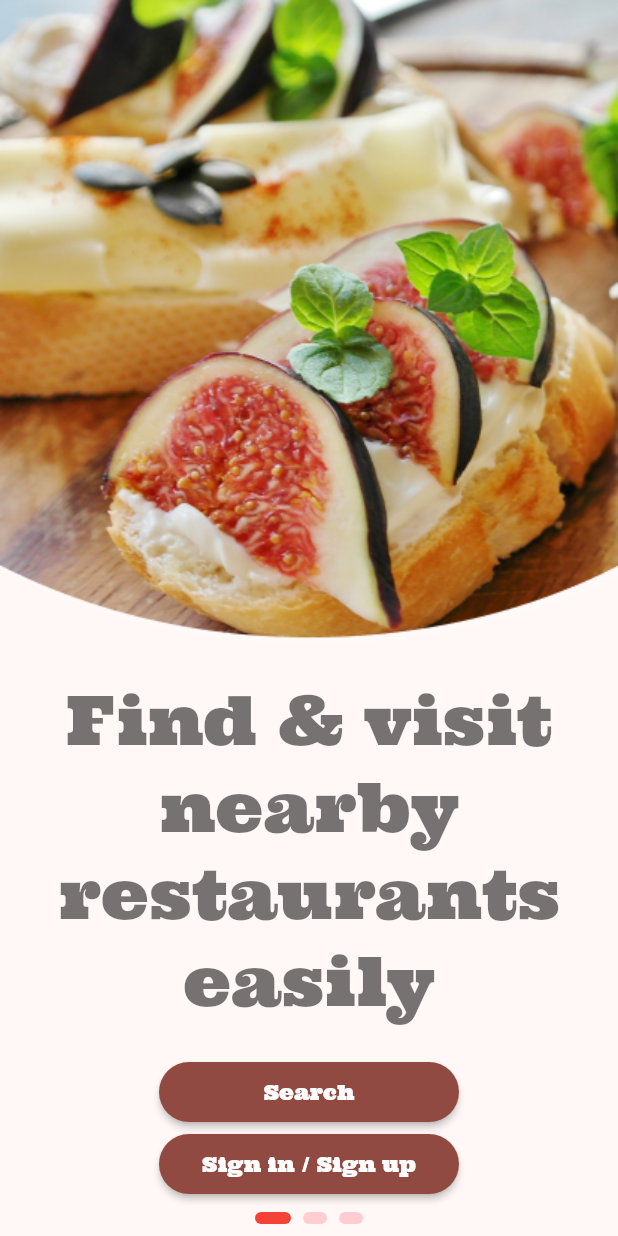
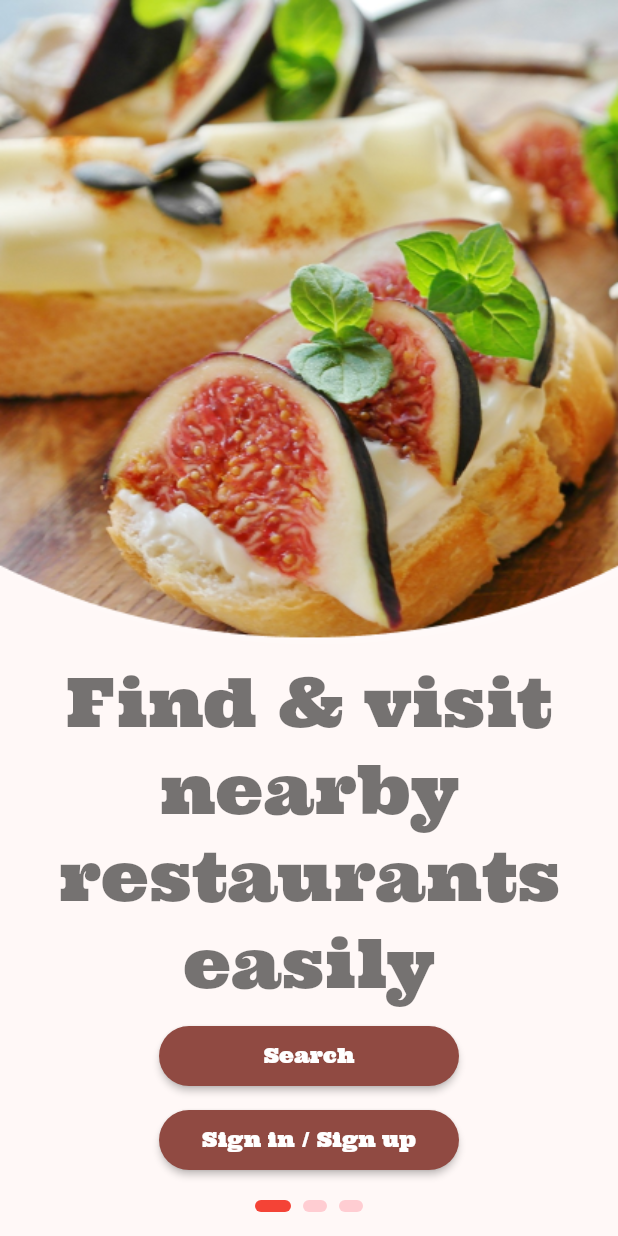
Before and after one commit to siva636/eat, a Flutter app: the screen it shows after launch, on a phone screen of 412 x 824 dp. Run offline on Flutter 3.47's test engine with Material 2 defaults, Android fonts, the phone set to English and light mode, and no system bars.

Commit message:
Onboarding pages made scrollable on small screens

```diff
--- a/lib/src/onboarding/onboarding_actions.dart
+++ b/lib/src/onboarding/onboarding_actions.dart
@@ -1,3 +1,4 @@
+import 'package:eat/src/constants.dart';
 import 'package:flutter/material.dart';
 
 class OnboardingActions extends StatelessWidget {
@@ -12,6 +13,7 @@ class OnboardingActions extends StatelessWidget {
           onPressed: () {},
           child: const Text('Search'),
         ),
+        const SizedBox(height: contentPadding),
         ElevatedButton(
           style: ElevatedButton.styleFrom(fixedSize: const Size(200, 40)),
           onPressed: () {},
--- a/lib/src/onboarding/onboarding_page_1.dart
+++ b/lib/src/onboarding/onboarding_page_1.dart
@@ -10,12 +10,19 @@ class OnboardingPage1 extends StatelessWidget {
 
   @override
   Widget build(BuildContext context) {
-    return Center(
+    return Scaffold(
+      body: LayoutBuilder(
+        builder: (BuildContext context, BoxConstraints viewportConstraints) {
+          return SingleChildScrollView(
+            child: ConstrainedBox(
+              constraints: BoxConstraints(
+                minHeight: viewportConstraints.maxHeight,
+              ),
               child: Column(
+                mainAxisSize: MainAxisSize.min,
                 mainAxisAlignment: MainAxisAlignment.spaceBetween,
                 children: [
                   Image.asset('assets/images/onboarding/onboarding_1.png'),
-          const Spacer(),
                   Padding(
                     padding: const EdgeInsets.all(contentPadding),
                     child: Text(
@@ -24,11 +31,14 @@ class OnboardingPage1 extends StatelessWidget {
                       textAlign: TextAlign.center,
                     ),
                   ),
-          const Spacer(),
                   const OnboardingActions(),
                   PageIndicator(currentPage),
                 ],
               ),
+            ),
+          );
+        },
+      ),
     );
   }
 }
--- a/lib/src/onboarding/page_indicator.dart
+++ b/lib/src/onboarding/page_indicator.dart
@@ -1,3 +1,4 @@
+import 'package:eat/src/constants.dart';
 import 'package:flutter/material.dart';
 
 class PageIndicator extends StatelessWidget {
@@ -25,9 +26,12 @@ class PageIndicator extends StatelessWidget {
         ),
       );
     }
-    return Row(
-      mainAxisAlignment: MainAxisAlignment.center,
-      children: indicators,
+    return Padding(
+      padding: const EdgeInsets.all(contentPadding),
+      child: Row(
+        mainAxisAlignment: MainAxisAlignment.center,
+        children: indicators,
+      ),
     );
   }
 }
```
Also changed, not shown: lib/src/onboarding/onboarding_page_2.dart (+16 -4 lines), lib/src/onboarding/onboarding_page_3.dart (+16 -4 lines). Lines whose indentation alone changed are shown as unchanged.
